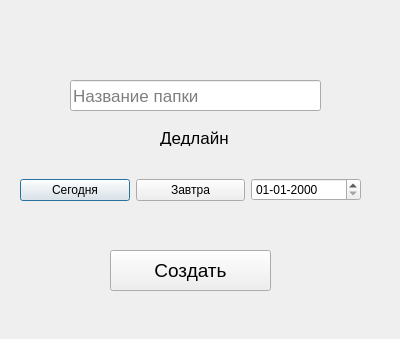
Above: Designs/folder_creating.ui from Qusdy/YNDX_ProjectsGibalin before the change. Below: the same form after it.
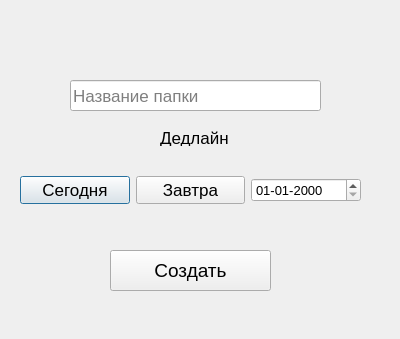
That is the form after the change.

What changed in the file:
```diff
--- a/Designs/folder_creating.ui
+++ b/Designs/folder_creating.ui
@@ -64,6 +64,11 @@
    <layout class="QHBoxLayout" name="horizontalLayout">
     <item>
      <widget class="QPushButton" name="btn_today">
+      <property name="font">
+       <font>
+        <pointsize>13</pointsize>
+       </font>
+      </property>
       <property name="text">
        <string>Сегодня</string>
       </property>
@@ -71,6 +76,11 @@
     </item>
     <item>
      <widget class="QPushButton" name="btn_tomorrow">
+      <property name="font">
+       <font>
+        <pointsize>13</pointsize>
+       </font>
+      </property>
       <property name="text">
        <string>Завтра</string>
       </property>
@@ -78,6 +88,11 @@
     </item>
     <item>
      <widget class="QDateEdit" name="dateEdit">
+      <property name="font">
+       <font>
+        <pointsize>10</pointsize>
+       </font>
+      </property>
       <property name="displayFormat">
        <string>dd-MM-yyyy</string>
       </property>
```
